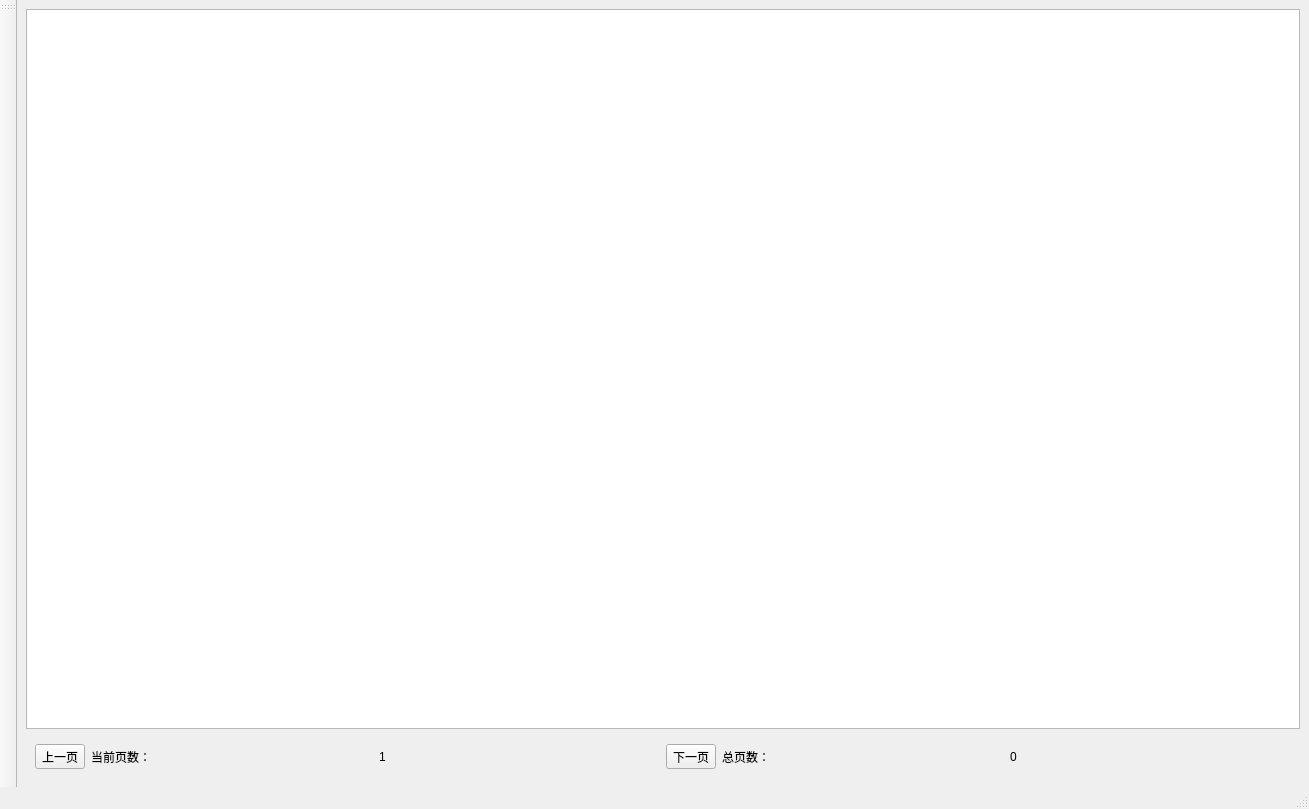
Before: the Qt Designer form customwindow.ui in JevonK/qt6-crm, drawn with Qt 5.
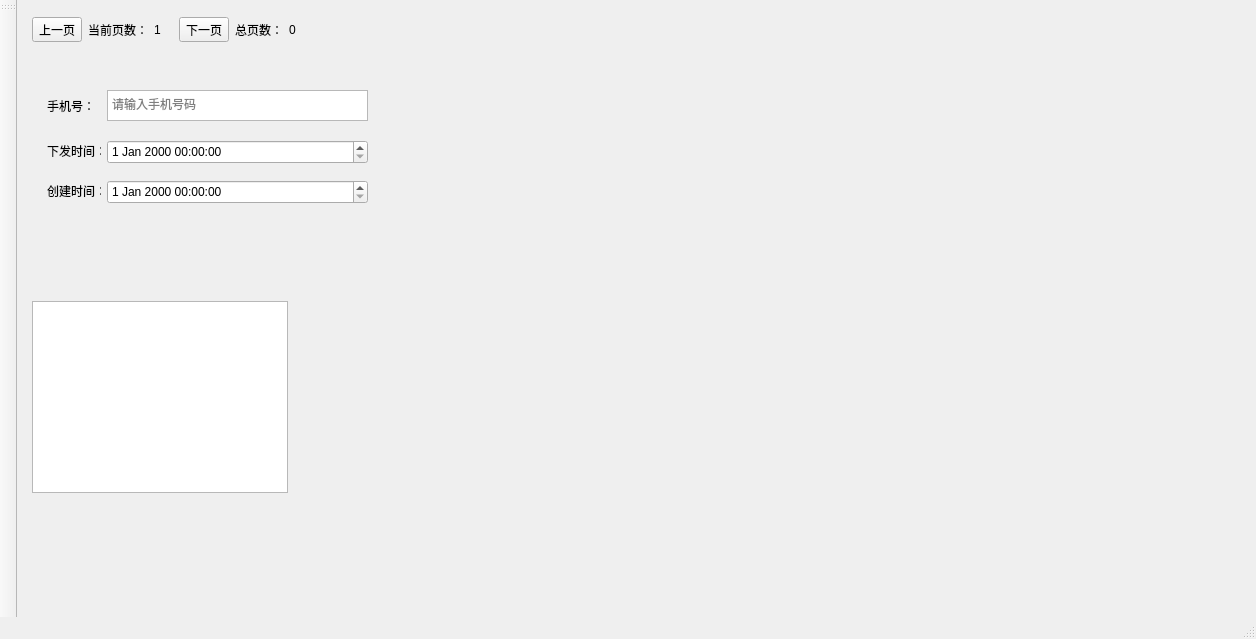
After: the same form once the commit is applied.

The edit to the form file:
```diff
--- a/customwindow.ui
+++ b/customwindow.ui
@@ -6,20 +6,33 @@
    <rect>
     <x>0</x>
     <y>0</y>
-    <width>1309</width>
-    <height>809</height>
+    <width>1256</width>
+    <height>639</height>
    </rect>
   </property>
   <property name="windowTitle">
    <string>MainWindow</string>
   </property>
   <widget class="QWidget" name="centralwidget">
-   <layout class="QVBoxLayout" name="verticalLayout">
-    <item>
-     <widget class="QTableView" name="admin"/>
-    </item>
-    <item>
+   <widget class="QTableView" name="admin">
+    <property name="geometry">
+     <rect>
+      <x>15</x>
+      <y>301</y>
+      <width>256</width>
+      <height>192</height>
+     </rect>
+    </property>
+   </widget>
      <widget class="QWidget" name="widget" native="true">
+    <property name="geometry">
+     <rect>
+      <x>15</x>
+      <y>9</y>
+      <width>276</width>
+      <height>41</height>
+     </rect>
+    </property>
       <layout class="QHBoxLayout" name="horizontalLayout">
        <item>
         <widget class="QToolButton" name="previous_page">
@@ -65,8 +78,109 @@
        </item>
       </layout>
      </widget>
-    </item>
-   </layout>
+   <widget class="QWidget" name="widget_2" native="true">
+    <property name="geometry">
+     <rect>
+      <x>10</x>
+      <y>80</y>
+      <width>351</width>
+      <height>151</height>
+     </rect>
+    </property>
+    <widget class="QLabel" name="label">
+     <property name="geometry">
+      <rect>
+       <x>20</x>
+       <y>15</y>
+       <width>54</width>
+       <height>21</height>
+      </rect>
+     </property>
+     <property name="text">
+      <string>手机号：</string>
+     </property>
+    </widget>
+    <widget class="QTextEdit" name="textEdit">
+     <property name="geometry">
+      <rect>
+       <x>80</x>
+       <y>10</y>
+       <width>261</width>
+       <height>31</height>
+      </rect>
+     </property>
+     <property name="maximumSize">
+      <size>
+       <width>16777215</width>
+       <height>16777215</height>
+      </size>
+     </property>
+     <property name="lineWidth">
+      <number>1</number>
+     </property>
+     <property name="midLineWidth">
+      <number>0</number>
+     </property>
+     <property name="lineWrapColumnOrWidth">
+      <number>0</number>
+     </property>
+     <property name="tabStopDistance">
+      <double>80.000000000000000</double>
+     </property>
+     <property name="cursorWidth">
+      <number>1</number>
+     </property>
+     <property name="placeholderText">
+      <string>请输入手机号码</string>
+     </property>
+    </widget>
+    <widget class="QLabel" name="label_2">
+     <property name="geometry">
+      <rect>
+       <x>20</x>
+       <y>60</y>
+       <width>54</width>
+       <height>21</height>
+      </rect>
+     </property>
+     <property name="text">
+      <string>下发时间：</string>
+     </property>
+    </widget>
+    <widget class="QLabel" name="label_3">
+     <property name="geometry">
+      <rect>
+       <x>20</x>
+       <y>100</y>
+       <width>54</width>
+       <height>21</height>
+      </rect>
+     </property>
+     <property name="text">
+      <string>创建时间：</string>
+     </property>
+    </widget>
+    <widget class="QDateTimeEdit" name="dateTimeEdit">
+     <property name="geometry">
+      <rect>
+       <x>80</x>
+       <y>60</y>
+       <width>261</width>
+       <height>24</height>
+      </rect>
+     </property>
+    </widget>
+    <widget class="QDateTimeEdit" name="dateTimeEdit_2">
+     <property name="geometry">
+      <rect>
+       <x>80</x>
+       <y>100</y>
+       <width>261</width>
+       <height>24</height>
+      </rect>
+     </property>
+    </widget>
+   </widget>
   </widget>
   <widget class="QMenuBar" name="menubar">
    <property name="geometry">
```
Left out of the diff: 2 changed lines with no effect on the pictures. Lines whose indentation alone changed are shown as unchanged.
